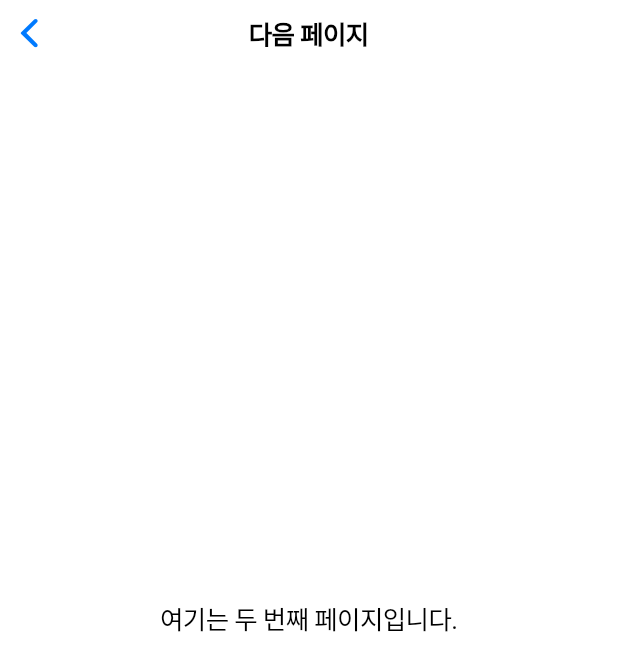
After one commit to winshine0326/SubPersona, a Flutter app: the NextPage screen opened directly, on a phone screen of 412 x 824 dp. The commit adds this screen. Shown: the top 671 px of the screen. Run offline on Flutter 3.47's test engine with Material 3 defaults, Android fonts, the phone set to English and light mode, and no system bars; our stand-ins replace simple_gradient_text.

Commit message:
feat :: 분석하기 버튼 클릭시 다음 페이지로 이동

```diff
--- /dev/null
+++ b/lib/1st_section.dart
@@ -0,0 +1,15 @@
+import 'package:flutter/cupertino.dart';
+
+class NextPage extends StatelessWidget {
+  @override
+  Widget build(BuildContext context) {
+    return CupertinoPageScaffold(
+      navigationBar: CupertinoNavigationBar(
+        middle: Text("다음 페이지"),
+      ),
+      child: Center(
+        child: Text("여기는 두 번째 페이지입니다."),
+      ),
+    );
+  }
+}
```
Also changed, not shown: lib/home.dart (+12 -2 lines).
